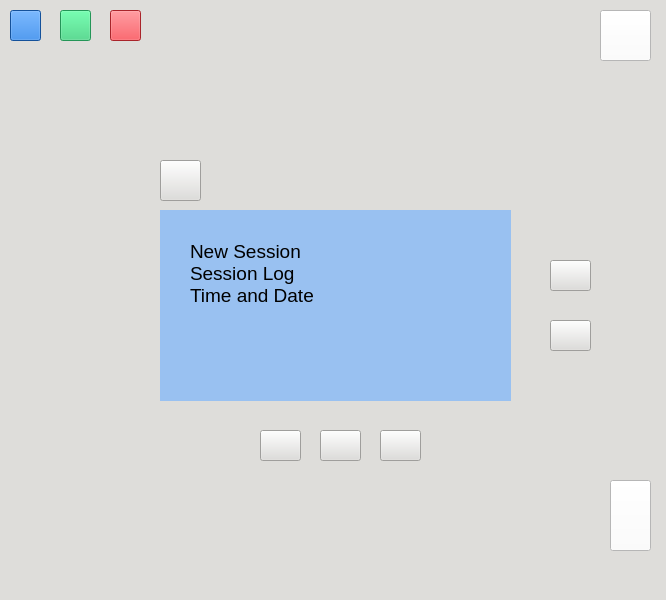
First picture: the form in mainwindow.ui, repository sahilgagvani/Neuro-Nirvana, before the edit.
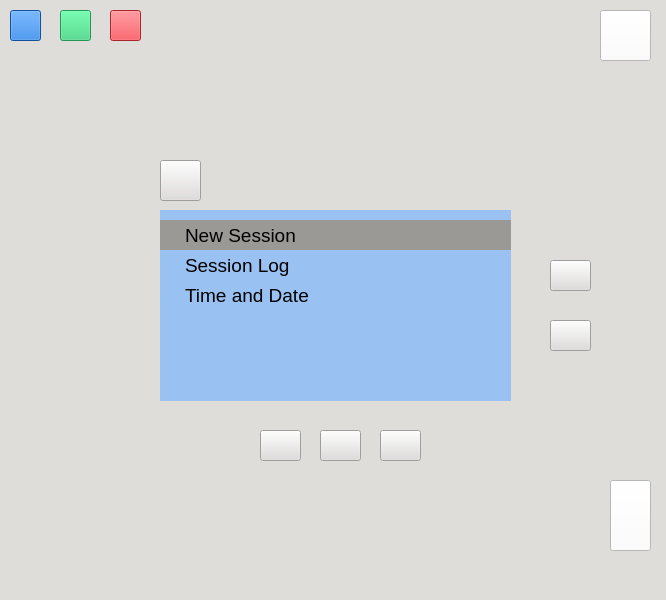
Second picture: the form after the edit. Icons and pictures are not drawn.

Commit message: Added scroll feature, changed menu options to buttons for grouping

```diff
--- a/mainwindow.ui
+++ b/mainwindow.ui
@@ -68,9 +68,7 @@
 padding: 25px 25px 25px 25px;</string>
     </property>
     <property name="text">
-     <string>New Session 
-Session Log 
-Time and Date</string>
+     <string/>
     </property>
     <property name="alignment">
      <set>Qt::AlignLeading|Qt::AlignLeft|Qt::AlignTop</set>
@@ -296,6 +294,87 @@
      </size>
     </property>
    </widget>
+   <widget class="QPushButton" name="menuOpt1">
+    <property name="geometry">
+     <rect>
+      <x>160</x>
+      <y>220</y>
+      <width>351</width>
+      <height>31</height>
+     </rect>
+    </property>
+    <property name="font">
+     <font>
+      <pointsize>14</pointsize>
+     </font>
+    </property>
+    <property name="styleSheet">
+     <string notr="true">background-color: rgb(154, 153, 150);
+padding: 0px 25px 0px 25px;
+border: none;
+text-align: left;</string>
+    </property>
+    <property name="text">
+     <string>New Session</string>
+    </property>
+    <attribute name="buttonGroup">
+     <string notr="true">menuOptions</string>
+    </attribute>
+   </widget>
+   <widget class="QPushButton" name="menuOpt2">
+    <property name="geometry">
+     <rect>
+      <x>160</x>
+      <y>250</y>
+      <width>351</width>
+      <height>31</height>
+     </rect>
+    </property>
+    <property name="font">
+     <font>
+      <pointsize>14</pointsize>
+     </font>
+    </property>
+    <property name="styleSheet">
+     <string notr="true">background-color: rgb(153, 193, 241);
+padding: 0px 25px 0px 25px;
+border: none;
+text-align: left;</string>
+    </property>
+    <property name="text">
+     <string>Session Log</string>
+    </property>
+    <attribute name="buttonGroup">
+     <string notr="true">menuOptions</string>
+    </attribute>
+   </widget>
+   <widget class="QPushButton" name="menuOpt3">
+    <property name="geometry">
+     <rect>
+      <x>160</x>
+      <y>280</y>
+      <width>351</width>
+      <height>31</height>
+     </rect>
+    </property>
+    <property name="font">
+     <font>
+      <pointsize>14</pointsize>
+     </font>
+    </property>
+    <property name="styleSheet">
+     <string notr="true">background-color: rgb(153, 193, 241);
+padding: 0px 25px 0px 25px;
+border: none;
+text-align: left;</string>
+    </property>
+    <property name="text">
+     <string>Time and Date</string>
+    </property>
+    <attribute name="buttonGroup">
+     <string notr="true">menuOptions</string>
+    </attribute>
+   </widget>
   </widget>
   <widget class="QMenuBar" name="menubar">
    <property name="geometry">
```
Left out of the diff: 3 changed lines with no effect on the pictures. The commit also changes 2 other files.
